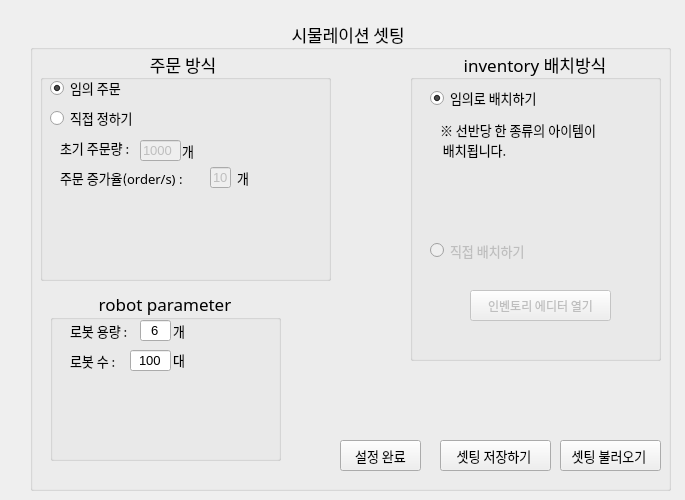
Old version of the form simulation_parameter_editor.ui in the repository JeonHyeongJunKW/warehouse-simulator.
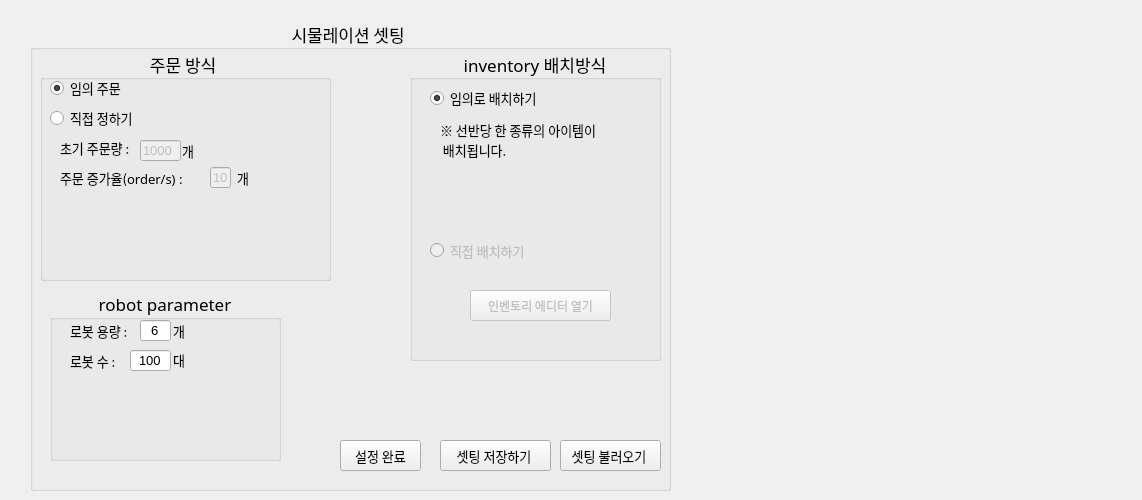
New version of the form.

Diff of the .ui file:
```diff
--- a/simulation_parameter_editor.ui
+++ b/simulation_parameter_editor.ui
@@ -6,7 +6,7 @@
    <rect>
     <x>0</x>
     <y>0</y>
-    <width>685</width>
+    <width>1142</width>
     <height>500</height>
    </rect>
   </property>
```
